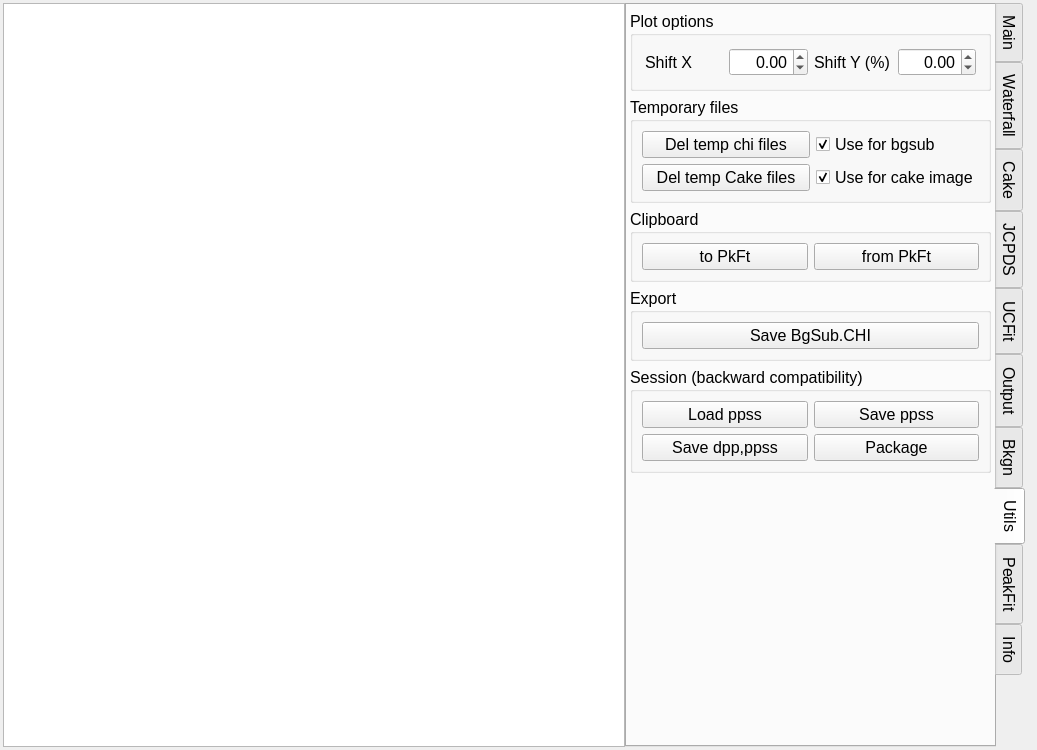
This is ui/peakpo.ui in SHDShim/PeakPo as Qt 5 draws it before an edit. The edited form follows.
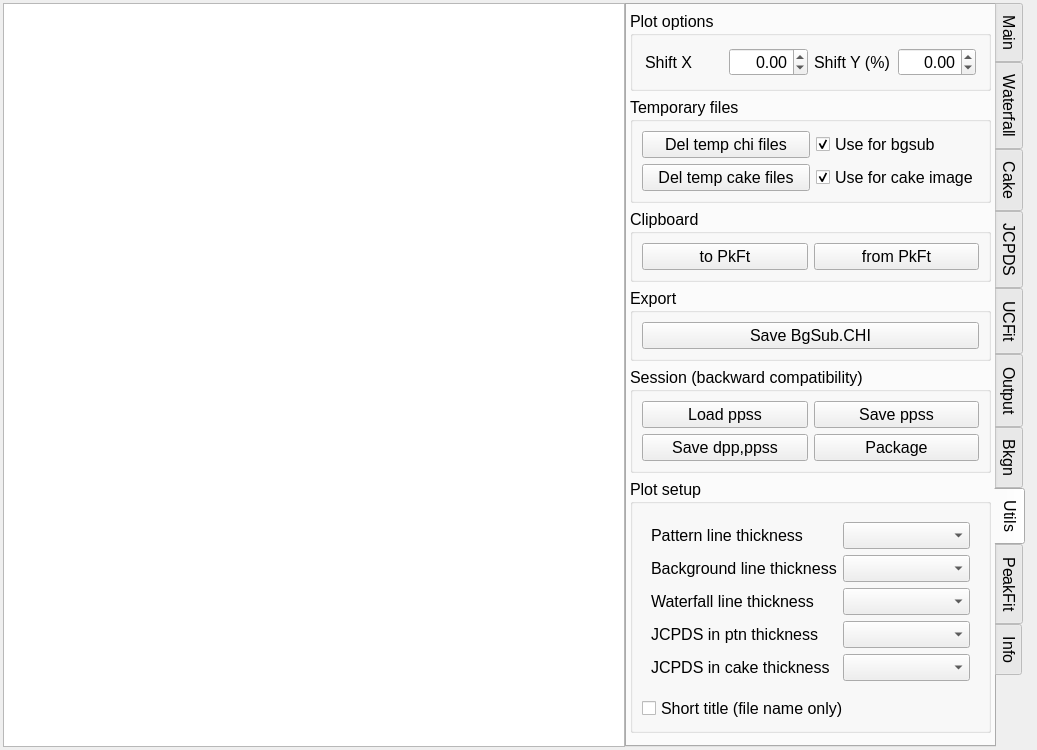
This is the edited form. The open tabs and pages were chosen to show the change. Custom widgets are drawn as their Qt base class.

Diff of the .ui file:
```diff
--- a/ui/peakpo.ui
+++ b/ui/peakpo.ui
@@ -3271,7 +3271,7 @@
            <item row="1" column="0">
             <widget class="QPushButton" name="pushButton_DelTempCake">
              <property name="text">
-              <string>Del temp Cake files</string>
+              <string>Del temp cake files</string>
              </property>
             </widget>
            </item>
@@ -3391,6 +3391,105 @@
           </layout>
          </widget>
         </item>
+        <item>
+         <widget class="QGroupBox" name="groupBox_16">
+          <property name="title">
+           <string>Plot setup</string>
+          </property>
+          <property name="flat">
+           <bool>true</bool>
+          </property>
+          <layout class="QGridLayout" name="gridLayout_14">
+           <item row="0" column="0">
+            <widget class="QFrame" name="frame_7">
+             <property name="frameShape">
+              <enum>QFrame::NoFrame</enum>
+             </property>
+             <property name="frameShadow">
+              <enum>QFrame::Raised</enum>
+             </property>
+             <property name="lineWidth">
+              <number>0</number>
+             </property>
+             <layout class="QGridLayout" name="gridLayout_15">
+              <item row="1" column="1">
+               <widget class="QComboBox" name="comboBox_BkgnLineThickness"/>
+              </item>
+              <item row="2" column="0">
+               <widget class="QLabel" name="label_25">
+                <property name="text">
+                 <string>Waterfall line thickness</string>
+                </property>
+               </widget>
+              </item>
+              <item row="3" column="0">
+               <widget class="QLabel" name="label_22">
+                <property name="text">
+                 <string>JCPDS in ptn thickness</string>
+                </property>
+               </widget>
+              </item>
+              <item row="3" column="1">
+               <widget class="QComboBox" name="comboBox_PtnJCPDSBarThickness">
+                <property name="maxCount">
+                 <number>10</number>
+                </property>
+               </widget>
+              </item>
+              <item row="0" column="0">
+               <widget class="QLabel" name="label_17">
+                <property name="text">
+                 <string>Pattern line thickness</string>
+                </property>
+               </widget>
+              </item>
+              <item row="0" column="1">
+               <widget class="QComboBox" name="comboBox_BasePtnLineThickness">
+                <property name="currentIndex">
+                 <number>-1</number>
+                </property>
+                <property name="maxCount">
+                 <number>10</number>
+                </property>
+               </widget>
+              </item>
+              <item row="4" column="0">
+               <widget class="QLabel" name="label_23">
+                <property name="text">
+                 <string>JCPDS in cake thickness</string>
+                </property>
+               </widget>
+              </item>
+              <item row="4" column="1">
+               <widget class="QComboBox" name="comboBox_CakeJCPDSBarThickness">
+                <property name="maxCount">
+                 <number>10</number>
+                </property>
+               </widget>
+              </item>
+              <item row="2" column="1">
+               <widget class="QComboBox" name="comboBox_WaterfallLineThickness"/>
+              </item>
+              <item row="1" column="0">
+               <widget class="QLabel" name="label_24">
+                <property name="text">
+                 <string>Background line thickness</string>
+                </property>
+               </widget>
+              </item>
+             </layout>
+            </widget>
+           </item>
+           <item row="3" column="0">
+            <widget class="QCheckBox" name="checkBox_ShortPlotTitle">
+             <property name="text">
+              <string>Short title (file name only)</string>
+             </property>
+            </widget>
+           </item>
+          </layout>
+         </widget>
+        </item>
         <item>
          <spacer name="verticalSpacer_2">
           <property name="orientation">
```
